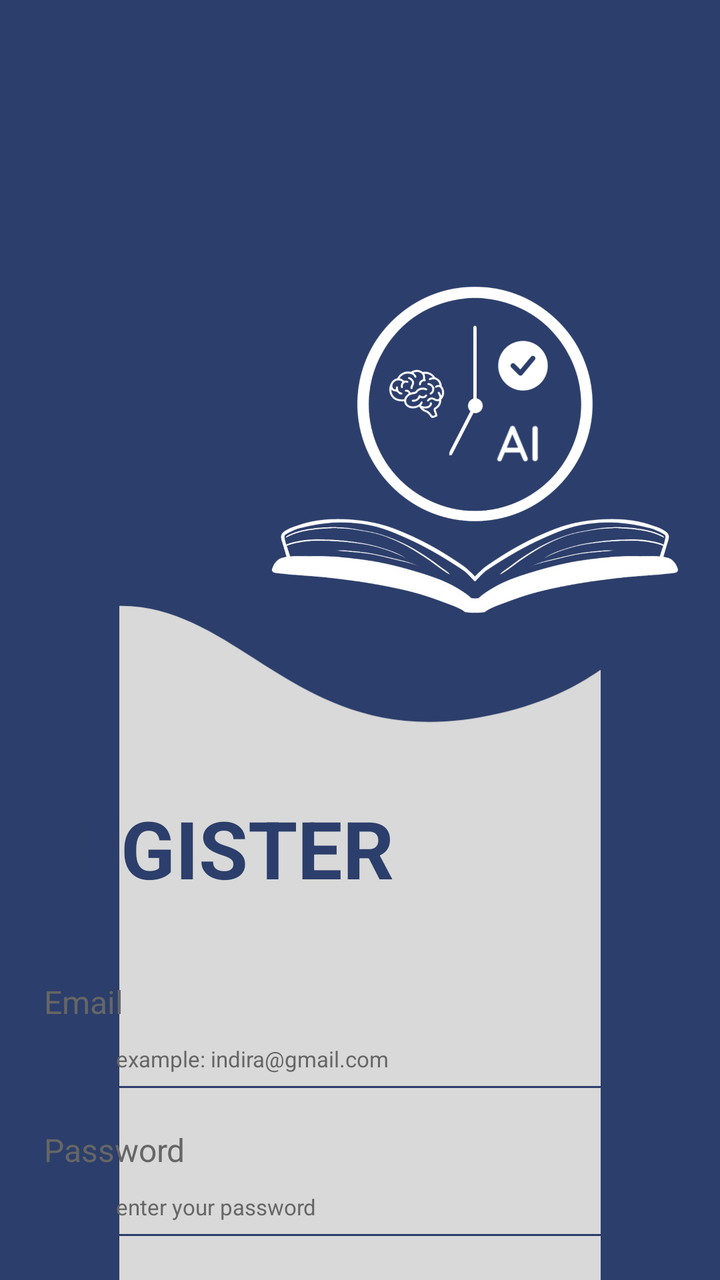
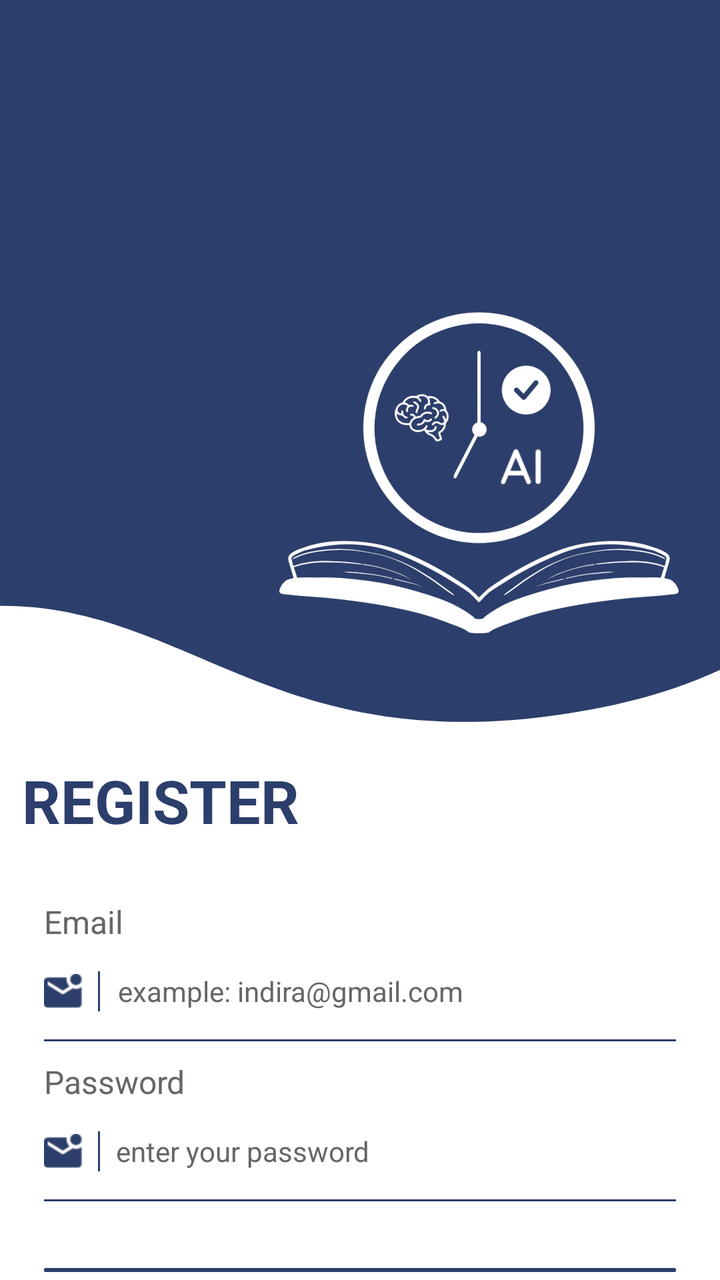

The first picture is an Android layout as it rendered before a commit; the second is the same layout after the commit. The layout source and the unified diff follow.
<!-- AndroidManifest.xml: application theme Theme.StuddyBuddyApk -->
<!-- res/layout/activity_register.xml -->
<?xml version="1.0" encoding="utf-8"?>
<RelativeLayout xmlns:android="http://schemas.android.com/apk/res/android"
    xmlns:app="http://schemas.android.com/apk/res-auto"
    android:layout_width="match_parent"
    android:layout_height="match_parent"
    android:id="@+id/main"
    android:background="@color/primary_brand">

    <ImageView
        android:id="@+id/img_study_buddy"
        android:layout_width="286dp"
        android:layout_height="218dp"
        android:layout_alignParentTop="true"
        android:layout_alignParentStart="true"
        android:layout_marginStart="116dp"
        android:layout_marginTop="110dp"
        android:src="@drawable/logo_studdy_buddy"
        android:contentDescription="StuddyBuddy Logo" />

    <ImageView
        android:id="@+id/img_vector_bg"
        android:layout_width="match_parent"
        android:layout_height="100dp"
        android:layout_alignParentStart="true"
        android:layout_alignParentTop="true"
        android:layout_alignParentEnd="true"
        android:layout_alignParentBottom="true"
        android:layout_marginTop="300dp"
        android:layout_marginEnd="0dp"
        android:layout_marginBottom="0dp"
        android:contentDescription="Background Vector"
        android:src="@drawable/vektor1" />

    <TextView
        android:id="@+id/tv_register_title"
        android:layout_width="278dp"
        android:layout_height="56dp"
        android:layout_alignParentStart="true"
        android:layout_alignParentTop="true"
        android:layout_marginStart="-35dp"
        android:layout_marginTop="396dp"
        android:gravity="center"
        android:text="REGISTER"
        android:textColor="@color/text_primary"
        android:textSize="40sp"
        android:textStyle="bold" />

    <RelativeLayout
        android:id="@+id/container_email"
        android:layout_width="345dp"
        android:layout_height="54dp"
        android:layout_alignParentTop="true"
        android:layout_alignParentStart="true"
        android:layout_marginStart="22dp"
        android:layout_marginTop="490dp">

        <TextView
            android:layout_width="73dp"
            android:layout_height="19dp"
            android:text="Email"
            android:textColor="@color/text_secondary"
            android:textSize="16sp" />

        <ImageView
            android:layout_width="19dp"
            android:layout_height="19dp"
            android:layout_marginTop="31dp"
            android:src="@drawable/img_email"
            app:tint="@color/text_primary"/>

        <View
            android:layout_width="1dp"
            android:layout_height="15dp"
            android:layout_marginStart="29dp"
            android:layout_marginTop="33dp"
            android:background="@color/text_primary" />

        <EditText
            android:id="@+id/et_email"
            android:layout_width="245dp"
            android:layout_height="wrap_content"
            android:layout_marginStart="36dp"
            android:layout_marginTop="32dp"
            android:background="@null"
            android:hint="example: indira@gmail.com"
            android:textColorHint="@color/text_secondary"
            android:textColor="@color/text_primary"
            android:textSize="11sp"
            android:inputType="textEmailAddress" />

        <View
            android:layout_width="345dp"
            android:layout_height="1dp"
            android:layout_marginTop="53dp"
            android:background="@color/text_primary" />
    </RelativeLayout>

    <RelativeLayout
        android:id="@+id/container_password"
        android:layout_width="345dp"
        android:layout_height="54dp"
        android:layout_alignParentTop="true"
        android:layout_alignParentStart="true"
        android:layout_marginStart="22dp"
        android:layout_marginTop="564dp">

        <TextView
            android:layout_width="73dp"
            android:layout_height="19dp"
            android:text="Password"
            android:textColor="@color/text_secondary"
            android:textSize="16sp" />

        <ImageView
            android:layout_width="19dp"
            android:layout_height="19dp"
            android:layout_marginTop="31dp"
            android:src="@drawable/img_password"
            app:tint="@color/text_primary"/>

        <View
            android:layout_width="1dp"
            android:layout_height="15dp"
            android:layout_marginStart="29dp"
            android:layout_marginTop="33dp"
            android:background="@color/text_primary" />

        <EditText
            android:id="@+id/et_password"
            android:layout_width="245dp"
            android:layout_height="wrap_content"
            android:layout_marginStart="36dp"
            android:layout_marginTop="32dp"
            android:background="@null"
            android:hint="enter your password"
            android:textColorHint="@color/text_secondary"
            android:textColor="@color/text_primary"
            android:textSize="11sp"
            android:inputType="textPassword" />

        <View
            android:layout_width="345dp"
            android:layout_height="1dp"
            android:layout_marginTop="53dp"
            android:background="@color/text_primary" />
    </RelativeLayout>

    <Button
        android:id="@+id/btn_register"
        android:layout_width="348dp"
        android:layout_height="48dp"
        android:layout_alignParentStart="true"
        android:layout_alignParentTop="true"
        android:layout_alignParentEnd="true"
        android:layout_marginStart="30dp"
        android:layout_marginTop="651dp"
        android:layout_marginEnd="30dp"
        android:backgroundTint="@color/surface_main"
        android:text="Register"
        android:textAllCaps="false"
        android:textColor="@color/text_primary"
        android:textSize="16sp" />

    <TextView
        android:id="@+id/tv_back_to_login"
        android:layout_width="wrap_content"
        android:layout_height="wrap_content"
        android:layout_below="@id/btn_register"
        android:layout_centerHorizontal="true"
        android:layout_marginTop="16dp"
        android:text="Already have an account? Login here"
        android:textColor="@color/white"
        android:textSize="14sp" />

</RelativeLayout>
<!-- resources referenced by this layout -->
<resources>
  <color name="primary_brand">#2C3E6B</color>
  <color name="surface_main">#FFFFFF</color>
  <color name="text_primary">#2C3E6B</color>
  <color name="text_secondary">#666666</color>
  <color name="white">#FFFFFFFF</color>
  <!-- drawable img_email: png bitmap (drawable, 464 bytes) -->
  <!-- drawable img_password: png bitmap (drawable, 464 bytes) -->
  <!-- drawable logo_studdy_buddy: png bitmap (drawable, 506623 bytes) -->
  <!-- drawable vektor1 (drawable) -->
  <vector xmlns:android="http://schemas.android.com/apk/res/android"
      android:width="422dp"
      android:height="597dp"
      android:viewportWidth="402"
      android:viewportHeight="597">
  
      <path
          android:pathData="M18.0493,6.31274C-57.5685,-4.96402 -126.158,63.8152 -151,99.6145V597H956V99.6145C912.071,99.6145 783.861,84.713 622.446,25.1074C420.677,-49.3997 471.574,62.0253 317.066,99.6145C162.559,137.204 112.571,20.4087 18.0493,6.31274Z"
          android:fillColor="#D9D9D9"/>
  </vector>
  <style name="Theme.StuddyBuddyApk" parent="Base.Theme.StuddyBuddyApk" />
  <style name="Base.Theme.StuddyBuddyApk" parent="Theme.Material3.DayNight.NoActionBar">
          
      </style>
</resources>

<!-- the commit's change to res/layout/activity_register.xml (unified diff, before → after) -->
@@ -4,161 +4,171 @@
     android:layout_width="match_parent"
     android:layout_height="match_parent"
     android:id="@+id/main"
-    android:background="@color/primary_brand">
+    android:background="@color/auth_bg">
 
     <ImageView
         android:id="@+id/img_study_buddy"
-        android:layout_width="286dp"
-        android:layout_height="218dp"
+        android:layout_width="386dp"
+        android:layout_height="318dp"
         android:layout_alignParentTop="true"
-        android:layout_alignParentStart="true"
-        android:layout_marginStart="116dp"
-        android:layout_marginTop="110dp"
-        android:src="@drawable/logo_studdy_buddy"
-        android:contentDescription="StuddyBuddy Logo" />
+        android:layout_marginTop="70dp"
+        android:layout_marginStart="120dp"
+        android:contentDescription="StuddyBuddy Logo"
+        android:src="@drawable/logo_trans" />
 
     <ImageView
         android:id="@+id/img_vector_bg"
         android:layout_width="match_parent"
-        android:layout_height="100dp"
-        android:layout_alignParentStart="true"
-        android:layout_alignParentTop="true"
-        android:layout_alignParentEnd="true"
-        android:layout_alignParentBottom="true"
+        android:layout_height="620dp"
         android:layout_marginTop="300dp"
-        android:layout_marginEnd="0dp"
-        android:layout_marginBottom="0dp"
-        android:contentDescription="Background Vector"
+        android:contentDescription="Vector Background"
+        android:scaleType="fitXY"
         android:src="@drawable/vektor1" />
 
     <TextView
         android:id="@+id/tv_register_title"
-        android:layout_width="278dp"
-        android:layout_height="56dp"
+        android:layout_width="wrap_content"
+        android:layout_height="wrap_content"
         android:layout_alignParentStart="true"
-        android:layout_alignParentTop="true"
-        android:layout_marginStart="-35dp"
-        android:layout_marginTop="396dp"
-        android:gravity="center"
+        android:layout_marginStart="11dp"
+        android:layout_marginTop="380dp"
         android:text="REGISTER"
-        android:textColor="@color/text_primary"
-        android:textSize="40sp"
+        android:textColor="@color/auth_text_on_card"
+        android:textSize="30sp"
         android:textStyle="bold" />
 
     <RelativeLayout
         android:id="@+id/container_email"
-        android:layout_width="345dp"
-        android:layout_height="54dp"
-        android:layout_alignParentTop="true"
-        android:layout_alignParentStart="true"
-        android:layout_marginStart="22dp"
-        android:layout_marginTop="490dp">
+        android:layout_width="match_parent"
+        android:layout_height="wrap_content"
+        android:layout_marginHorizontal="22dp"
+        android:layout_marginTop="450dp">
 
         <TextView
-            android:layout_width="73dp"
-            android:layout_height="19dp"
+            android:id="@+id/tv_label_email"
+            android:layout_width="wrap_content"
+            android:layout_height="wrap_content"
             android:text="Email"
-            android:textColor="@color/text_secondary"
+            android:textColor="@color/auth_text_secondary_on_card"
             android:textSize="16sp" />
 
-        <ImageView
-            android:layout_width="19dp"
-            android:layout_height="19dp"
-            android:layout_marginTop="31dp"
-            android:src="@drawable/img_email"
-            app:tint="@color/text_primary"/>
+        <RelativeLayout
+            android:id="@+id/row_input_email"
+            android:layout_width="match_parent"
+            android:layout_height="40dp"
+            android:layout_below="@id/tv_label_email"
+            android:layout_marginTop="4dp">
+
+            <ImageView
+                android:id="@+id/iv_email_icon"
+                android:layout_width="19dp"
+                android:layout_height="19dp"
+                android:layout_centerVertical="true"
+                android:src="@drawable/img_email"
+                app:tint="@color/auth_text_on_card"/>
+
+            <View
+                android:id="@+id/divider_email"
+                android:layout_width="1dp"
+                android:layout_height="20dp"
+                android:layout_toEndOf="@id/iv_email_icon"
+                android:layout_centerVertical="true"
+                android:layout_marginStart="8dp"
+                android:background="@color/auth_text_on_card" />
+
+            <EditText
+                android:id="@+id/et_email"
+                android:layout_width="match_parent"
+                android:layout_height="match_parent"
+                android:layout_toEndOf="@id/divider_email"
+                android:layout_marginStart="9dp"
+                android:background="@null"
+                android:hint="example: indira@gmail.com"
+                android:inputType="textEmailAddress"
+                android:textColor="@color/auth_text_on_card"
+                android:textColorHint="@color/auth_text_secondary_on_card"
+                android:textSize="14sp" />
+        </RelativeLayout>
 
         <View
-            android:layout_width="1dp"
-            android:layout_height="15dp"
-            android:layout_marginStart="29dp"
-            android:layout_marginTop="33dp"
-            android:background="@color/text_primary" />
-
-        <EditText
-            android:id="@+id/et_email"
-            android:layout_width="245dp"
-            android:layout_height="wrap_content"
-            android:layout_marginStart="36dp"
-            android:layout_marginTop="32dp"
-            android:background="@null"
-            android:hint="example: indira@gmail.com"
-            android:textColorHint="@color/text_secondary"
-            android:textColor="@color/text_primary"
-            android:textSize="11sp"
-            android:inputType="textEmailAddress" />
-
-        <View
-            android:layout_width="345dp"
+            android:layout_width="match_parent"
             android:layout_height="1dp"
-            android:layout_marginTop="53dp"
-            android:background="@color/text_primary" />
+            android:layout_below="@id/row_input_email"
+            android:layout_marginTop="4dp"
+            android:background="@color/auth_text_on_card" />
     </RelativeLayout>
 
     <RelativeLayout
         android:id="@+id/container_password"
-        android:layout_width="345dp"
-        android:layout_height="54dp"
-        android:layout_alignParentTop="true"
-        android:layout_alignParentStart="true"
-        android:layout_marginStart="22dp"
-        android:layout_marginTop="564dp">
+        android:layout_width="match_parent"
+        android:layout_height="wrap_content"
+        android:layout_marginHorizontal="22dp"
+        android:layout_marginTop="530dp">
 
         <TextView
-            android:layout_width="73dp"
-            android:layout_height="19dp"
+            android:id="@+id/tv_label_password"
+            android:layout_width="wrap_content"
+            android:layout_height="wrap_content"
             android:text="Password"
-            android:textColor="@color/text_secondary"
+            android:textColor="@color/auth_text_secondary_on_card"
             android:textSize="16sp" />
 
-        <ImageView
-            android:layout_width="19dp"
-            android:layout_height="19dp"
-            android:layout_marginTop="31dp"
-            android:src="@drawable/img_password"
-            app:tint="@color/text_primary"/>
+        <RelativeLayout
+            android:id="@+id/row_input_password"
+            android:layout_width="match_parent"
+            android:layout_height="40dp"
+            android:layout_below="@id/tv_label_password"
+            android:layout_marginTop="4dp">
+
+            <ImageView
+                android:id="@+id/iv_password_icon"
+                android:layout_width="19dp"
+                android:layout_height="19dp"
+                android:layout_centerVertical="true"
+                android:src="@drawable/img_password"
+                app:tint="@color/auth_text_on_card"/>
+
+            <View
+                android:id="@+id/divider_password"
+                android:layout_width="1dp"
+                android:layout_height="20dp"
+                android:layout_toEndOf="@id/iv_password_icon"
+                android:layout_centerVertical="true"
+                android:layout_marginStart="8dp"
+                android:background="@color/auth_text_on_card" />
+
+            <EditText
+                android:id="@+id/et_password"
+                android:layout_width="match_parent"
+                android:layout_height="match_parent"
+                android:layout_toEndOf="@id/divider_password"
+                android:layout_marginStart="8dp"
+                android:background="@null"
+                android:hint="enter your password"
+                android:textColorHint="@color/auth_text_secondary_on_card"
+                android:textColor="@color/auth_text_on_card"
+                android:textSize="14sp"
+                android:inputType="textPassword" />
+        </RelativeLayout>
 
         <View
-            android:layout_width="1dp"
-            android:layout_height="15dp"
-            android:layout_marginStart="29dp"
-            android:layout_marginTop="33dp"
-            android:background="@color/text_primary" />
-
-        <EditText
-            android:id="@+id/et_password"
-            android:layout_width="245dp"
-            android:layout_height="wrap_content"
-            android:layout_marginStart="36dp"
-            android:layout_marginTop="32dp"
-            android:background="@null"
-            android:hint="enter your password"
-            android:textColorHint="@color/text_secondary"
-            android:textColor="@color/text_primary"
-            android:textSize="11sp"
-            android:inputType="textPassword" />
-
-        <View
-            android:layout_width="345dp"
+            android:layout_width="match_parent"
             android:layout_height="1dp"
-            android:layout_marginTop="53dp"
-            android:background="@color/text_primary" />
+            android:layout_below="@id/row_input_password"
+            android:layout_marginTop="4dp"
+            android:background="@color/auth_text_on_card" />
     </RelativeLayout>
 
     <Button
         android:id="@+id/btn_register"
-        android:layout_width="348dp"
-        android:layout_height="48dp"
-        android:layout_alignParentStart="true"
-        android:layout_alignParentTop="true"
-        android:layout_alignParentEnd="true"
-        android:layout_marginStart="30dp"
-        android:layout_marginTop="651dp"
-        android:layout_marginEnd="30dp"
-        android:backgroundTint="@color/surface_main"
+        android:layout_width="match_parent"
+        android:layout_height="56dp"
+        android:layout_marginHorizontal="22dp"
+        android:layout_marginTop="630dp"
+        android:backgroundTint="@color/primary_brand"
         android:text="Register"
         android:textAllCaps="false"
-        android:textColor="@color/text_primary"
+        android:textColor="@color/white"
         android:textSize="16sp" />
 
     <TextView
@@ -167,9 +177,9 @@
         android:layout_height="wrap_content"
         android:layout_below="@id/btn_register"
         android:layout_centerHorizontal="true"
-        android:layout_marginTop="16dp"
+        android:layout_marginTop="20dp"
         android:text="Already have an account? Login here"
-        android:textColor="@color/white"
+        android:textColor="@color/auth_text_secondary_on_card"
         android:textSize="14sp" />
 
 </RelativeLayout>
<!-- resource entries referenced after the edit -->
@@ -1,13 +1,13 @@
 <!-- resources referenced by this layout -->
 <resources>
+  <color name="auth_bg">#2C3E6B</color>
+  <color name="auth_text_on_card">#2C3E6B</color>
+  <color name="auth_text_secondary_on_card">#666666</color>
   <color name="primary_brand">#2C3E6B</color>
-  <color name="surface_main">#FFFFFF</color>
-  <color name="text_primary">#2C3E6B</color>
-  <color name="text_secondary">#666666</color>
   <color name="white">#FFFFFFFF</color>
   <!-- drawable img_email: png bitmap (drawable, 464 bytes) -->
   <!-- drawable img_password: png bitmap (drawable, 464 bytes) -->
-  <!-- drawable logo_studdy_buddy: png bitmap (drawable, 506623 bytes) -->
+  <!-- drawable logo_trans: png bitmap (drawable, 394879 bytes) -->
   <!-- drawable vektor1 (drawable) -->
   <vector xmlns:android="http://schemas.android.com/apk/res/android"
       android:width="422dp"
@@ -17,9 +17,10 @@
   
       <path
           android:pathData="M18.0493,6.31274C-57.5685,-4.96402 -126.158,63.8152 -151,99.6145V597H956V99.6145C912.071,99.6145 783.861,84.713 622.446,25.1074C420.677,-49.3997 471.574,62.0253 317.066,99.6145C162.559,137.204 112.571,20.4087 18.0493,6.31274Z"
-          android:fillColor="#D9D9D9"/>
+          android:fillColor="@color/auth_card_bg"/>
   </vector>
   <style name="Theme.StuddyBuddyApk" parent="Base.Theme.StuddyBuddyApk" />
+  <color name="auth_card_bg">#FFFFFF</color>
   <style name="Base.Theme.StuddyBuddyApk" parent="Theme.Material3.DayNight.NoActionBar">
           
       </style>
